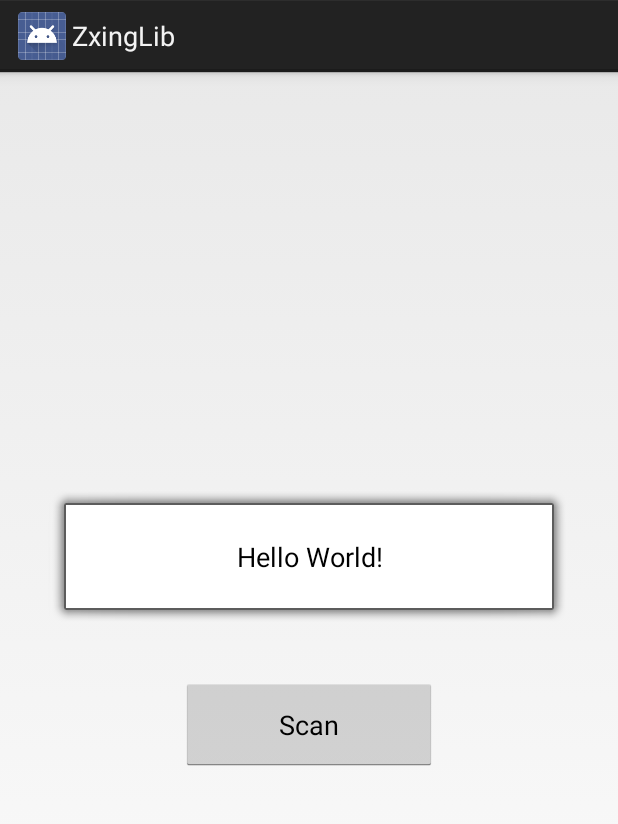
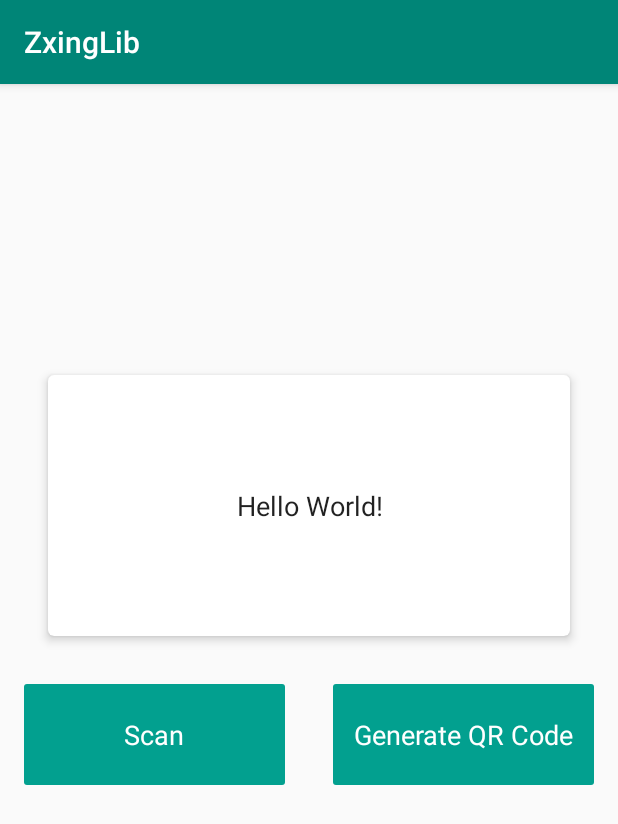
Before and after one commit to zsfenggy/ZxingLib, an Android app: the screen it shows after launch (MainActivity), on a phone screen of 412 x 824 dp. Shown: the top 824 px of the screen. Run offline under Robolectric (Android 15) with nearby library versions, the phone set to English and light mode, and no system bars.

Commit message:
modify the sample

```diff
--- a/BarCodeLib/src/main/res/layout/encode.xml
+++ b/BarCodeLib/src/main/res/layout/encode.xml
@@ -29,7 +29,7 @@
         android:layout_height="wrap_content"
         android:gravity="center"
         android:text="@string/long_click_to_share"
-        android:textAppearance="@android:style/TextAppearance.Small"
+        android:textAppearance="@android:style/TextAppearance.Medium"
         android:textColor="@color/contents_text" />
 
     <ImageView
@@ -52,10 +52,10 @@
             android:layout_height="wrap_content"
             android:layout_gravity="center_horizontal"
             android:gravity="center"
-            android:paddingBottom="@dimen/standard_padding"
             android:paddingLeft="@dimen/standard_padding"
             android:paddingRight="@dimen/standard_padding"
-            android:textAppearance="@android:style/TextAppearance.Small"
+            android:paddingBottom="@dimen/standard_padding"
+            android:textAppearance="@android:style/TextAppearance.Medium"
             android:textColor="@color/contents_text"
             android:textIsSelectable="true" />
     </ScrollView>
--- a/app/src/main/AndroidManifest.xml
+++ b/app/src/main/AndroidManifest.xml
@@ -1,6 +1,6 @@
 <?xml version="1.0" encoding="utf-8"?>
 <manifest xmlns:android="http://schemas.android.com/apk/res/android"
-    package="me.stefan.zxinglib">
+    package="me.stefan.tech">
 
     <application
         android:allowBackup="true"
@@ -9,7 +9,9 @@
         android:label="@string/app_name"
         android:supportsRtl="true"
         android:theme="@style/AppTheme">
-        <activity android:name=".MainActivity">
+        <activity
+            android:name=".MainActivity"
+            android:windowSoftInputMode="stateAlwaysHidden">
             <intent-filter>
                 <action android:name="android.intent.action.MAIN" />
 
--- /dev/null
+++ b/app/src/main/java/me/stefan/tech/MainActivity.java
@@ -0,0 +1,64 @@
+package me.stefan.tech;
+
+import android.app.Activity;
+import android.content.Intent;
+import android.os.Bundle;
+import android.support.v7.app.AppCompatActivity;
+import android.support.v7.widget.AppCompatEditText;
+import android.view.View;
+import android.widget.Button;
+
+import com.google.zxing.client.android.CaptureActivity;
+import com.google.zxing.client.android.encode.EncodeActivity;
+import com.google.zxing.client.android.util.Contents;
+import com.google.zxing.client.android.util.Intents;
+
+public class MainActivity extends AppCompatActivity {
+
+    private static final int REQUEST_CODE_SCAN = 0b01;
+
+    private AppCompatEditText etSummary;
+
+    @Override
+    protected void onCreate(Bundle savedInstanceState) {
+        super.onCreate(savedInstanceState);
+        setContentView(R.layout.activity_main);
+        etSummary = findViewById(android.R.id.summary);
+        String text = etSummary.getEditableText().toString();
+        etSummary.setSelection(text.length());
+        Button button1 = findViewById(android.R.id.button1);
+        button1.setOnClickListener(new View.OnClickListener() {
+            @Override
+            public void onClick(View v) {
+                Intent intent = new Intent();
+                intent.setClass(MainActivity.this, CaptureActivity.class);
+                startActivityForResult(intent, REQUEST_CODE_SCAN);
+            }
+        });
+        Button button2 = findViewById(android.R.id.button2);
+        button2.setOnClickListener(new View.OnClickListener() {
+            @Override
+            public void onClick(View v) {
+                Intent intent = new Intent();
+                intent.setClass(MainActivity.this, EncodeActivity.class);
+                intent.setAction(Intents.Encode.ACTION);
+                intent.putExtra(Intents.Encode.FORMAT, "QR_CODE");
+                intent.putExtra(Intents.Encode.TYPE, Contents.Type.TEXT);
+                String text = etSummary.getEditableText().toString();
+                intent.putExtra(Intents.Encode.DATA, text);
+                startActivity(intent);
+            }
+        });
+    }
+
+    @Override
+    protected void onActivityResult(int requestCode, int resultCode, Intent data) {
+        super.onActivityResult(requestCode, resultCode, data);
+        if (requestCode == REQUEST_CODE_SCAN && resultCode == Activity.RESULT_OK
+                && null != data) {
+            String code = data.getStringExtra(CaptureActivity.EXTRA_SCAN_RESULT);
+            etSummary.setText(code);
+        }
+    }
+
+}
--- a/app/src/main/java/me/stefan/zxinglib/MainActivity.java
+++ /dev/null
@@ -1,44 +0,0 @@
-package me.stefan.zxinglib;
-
-import android.app.Activity;
-import android.content.Intent;
-import android.os.Bundle;
-import android.view.View;
-import android.widget.Button;
-import android.widget.TextView;
-
-import com.google.zxing.client.android.CaptureActivity;
-
-public class MainActivity extends Activity {
-
-    private static final int REQUEST_CODE_SCAN = 0b01;
-
-    private TextView textSummary;
-
-    @Override
-    protected void onCreate(Bundle savedInstanceState) {
-        super.onCreate(savedInstanceState);
-        setContentView(R.layout.activity_main);
-        textSummary = findViewById(android.R.id.summary);
-        Button button = findViewById(android.R.id.button1);
-        button.setOnClickListener(new View.OnClickListener() {
-            @Override
-            public void onClick(View v) {
-                Intent intent = new Intent();
-                intent.setClass(MainActivity.this, CaptureActivity.class);
-                startActivityForResult(intent, REQUEST_CODE_SCAN);
-            }
-        });
-    }
-
-    @Override
-    protected void onActivityResult(int requestCode, int resultCode, Intent data) {
-        super.onActivityResult(requestCode, resultCode, data);
-        if (requestCode == REQUEST_CODE_SCAN && resultCode == Activity.RESULT_OK
-                && null != data) {
-            String code = data.getStringExtra(CaptureActivity.EXTRA_SCAN_RESULT);
-            textSummary.setText(code);
-        }
-    }
-
-}
--- /dev/null
+++ b/app/src/main/res/color/text_white_green_selector.xml
@@ -0,0 +1,5 @@
+<?xml version="1.0" encoding="utf-8"?>
+<selector xmlns:android="http://schemas.android.com/apk/res/android">
+    <item android:color="#ffffff" android:state_pressed="false" />
+    <item android:color="#38c4a8" android:state_pressed="true" />
+</selector>
--- /dev/null
+++ b/app/src/main/res/drawable/btn_green_white_selector.xml
@@ -0,0 +1,21 @@
+<?xml version="1.0" encoding="utf-8"?>
+<selector xmlns:android="http://schemas.android.com/apk/res/android">
+
+    <item android:state_pressed="true">
+        <shape>
+            <solid android:color="#ffffff" />
+
+            <corners android:radius="2dp" />
+            <stroke android:width="2dp" android:color="#38c4a8" />
+        </shape>
+    </item>
+
+    <item android:state_pressed="false">
+        <shape>
+            <solid android:color="#02a08f" />
+
+            <corners android:radius="2dp" />
+        </shape>
+    </item>
+
+</selector>
--- a/app/src/main/res/layout/activity_main.xml
+++ b/app/src/main/res/layout/activity_main.xml
@@ -1,5 +1,6 @@
 <?xml version="1.0" encoding="utf-8"?>
 <RelativeLayout xmlns:android="http://schemas.android.com/apk/res/android"
+    xmlns:app="http://schemas.android.com/apk/res-auto"
     android:id="@+id/activity_main"
     android:layout_width="match_parent"
     android:layout_height="match_parent"
@@ -8,8 +9,7 @@
     android:paddingRight="@dimen/activity_horizontal_margin"
     android:paddingBottom="@dimen/activity_vertical_margin">
 
-    <TextView
-        android:id="@android:id/summary"
+    <android.support.v7.widget.CardView
         android:layout_width="match_parent"
         android:layout_height="wrap_content"
         android:layout_above="@+id/invisibleView"
@@ -18,11 +18,24 @@
         android:layout_marginEnd="@dimen/activity_horizontal_margin"
         android:layout_marginRight="@dimen/activity_horizontal_margin"
         android:layout_marginBottom="@dimen/activity_vertical_margin"
-        android:background="@android:drawable/alert_light_frame"
-        android:gravity="center"
-        android:minLines="3"
-        android:text="Hello World!"
-        android:textAppearance="@android:style/TextAppearance.Medium" />
+        app:cardBackgroundColor="@android:color/white"
+        app:cardCornerRadius="4dp"
+        app:cardElevation="4dp"
+        app:cardMaxElevation="4dp">
+
+        <android.support.v7.widget.AppCompatEditText
+            android:id="@android:id/summary"
+            android:layout_width="match_parent"
+            android:layout_height="wrap_content"
+            android:background="@null"
+            android:gravity="center"
+            android:imeOptions="actionDone"
+            android:inputType="textMultiLine"
+            android:labelFor="@null"
+            android:minLines="8"
+            android:text="Hello World!"
+            android:textAppearance="@android:style/TextAppearance.Medium" />
+    </android.support.v7.widget.CardView>
 
     <View
         android:id="@+id/invisibleView"
@@ -31,15 +44,42 @@
         android:layout_centerInParent="true"
         android:visibility="invisible" />
 
-    <Button
-        android:id="@android:id/button1"
-        android:layout_width="wrap_content"
+    <LinearLayout
+
+        style="?android:attr/buttonBarStyle"
+        android:layout_width="match_parent"
         android:layout_height="wrap_content"
         android:layout_below="@id/invisibleView"
-        android:layout_centerInParent="true"
+        android:layout_centerHorizontal="true"
         android:layout_marginTop="@dimen/activity_vertical_margin"
-        android:minEms="8"
-        android:minLines="2"
-        android:text="@string/scan"
-        android:textAppearance="@android:style/TextAppearance.Medium" />
+        android:gravity="center">
+
+        <Button
+            android:id="@android:id/button1"
+            style="?android:attr/buttonBarButtonStyle"
+            android:layout_width="wrap_content"
+            android:layout_height="wrap_content"
+            android:layout_marginEnd="@dimen/activity_horizontal_margin"
+            android:layout_weight="1"
+            android:background="@drawable/btn_green_white_selector"
+            android:minEms="10"
+            android:minLines="3"
+            android:text="@string/scan"
+            android:textAppearance="@android:style/TextAppearance.Medium"
+            android:textColor="@color/text_white_green_selector" />
+
+        <Button
+            android:id="@android:id/button2"
+            style="?android:attr/buttonBarButtonStyle"
+            android:layout_width="wrap_content"
+            android:layout_height="wrap_content"
+            android:layout_marginStart="@dimen/activity_horizontal_margin"
+            android:layout_weight="1"
+            android:background="@drawable/btn_green_white_selector"
+            android:minEms="10"
+            android:minLines="3"
+            android:text="@string/generate_qr_code"
+            android:textAppearance="@android:style/TextAppearance.Medium"
+            android:textColor="@color/text_white_green_selector" />
+    </LinearLayout>
 </RelativeLayout>
--- a/app/src/main/res/values/colors.xml
+++ b/app/src/main/res/values/colors.xml
@@ -1,6 +1,6 @@
 <?xml version="1.0" encoding="utf-8"?>
 <resources>
-    <color name="colorPrimary">#3F51B5</color>
-    <color name="colorPrimaryDark">#303F9F</color>
-    <color name="colorAccent">#FF4081</color>
+    <color name="colorPrimary">#008577</color>
+    <color name="colorPrimaryDark">#00574B</color>
+    <color name="colorAccent">#00bfa5</color>
 </resources>
--- a/app/src/main/res/values/strings.xml
+++ b/app/src/main/res/values/strings.xml
@@ -1,4 +1,5 @@
 <resources>
     <string name="app_name">ZxingLib</string>
     <string name="scan">Scan</string>
+    <string name="generate_qr_code">Generate QR Code</string>
 </resources>
--- a/app/src/main/res/values/styles.xml
+++ b/app/src/main/res/values/styles.xml
@@ -1,8 +1,11 @@
 <resources>
 
     <!-- Base application theme. -->
-    <style name="AppTheme" parent="android:Theme.Holo.Light.DarkActionBar">
+    <style name="AppTheme" parent="Theme.AppCompat.Light.DarkActionBar">
         <!-- Customize your theme here. -->
+        <item name="colorPrimary">@color/colorPrimary</item>
+        <item name="colorPrimaryDark">@color/colorPrimaryDark</item>
+        <item name="colorAccent">@color/colorAccent</item>
     </style>
 
 </resources>
```
Also changed, not shown: 2 other files.
